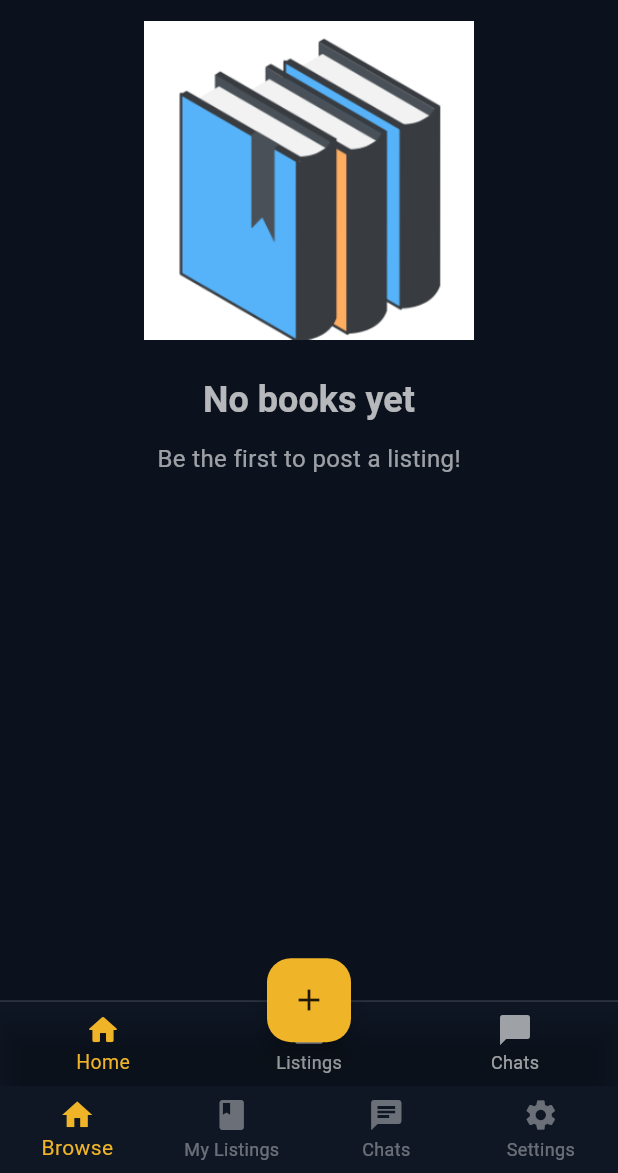
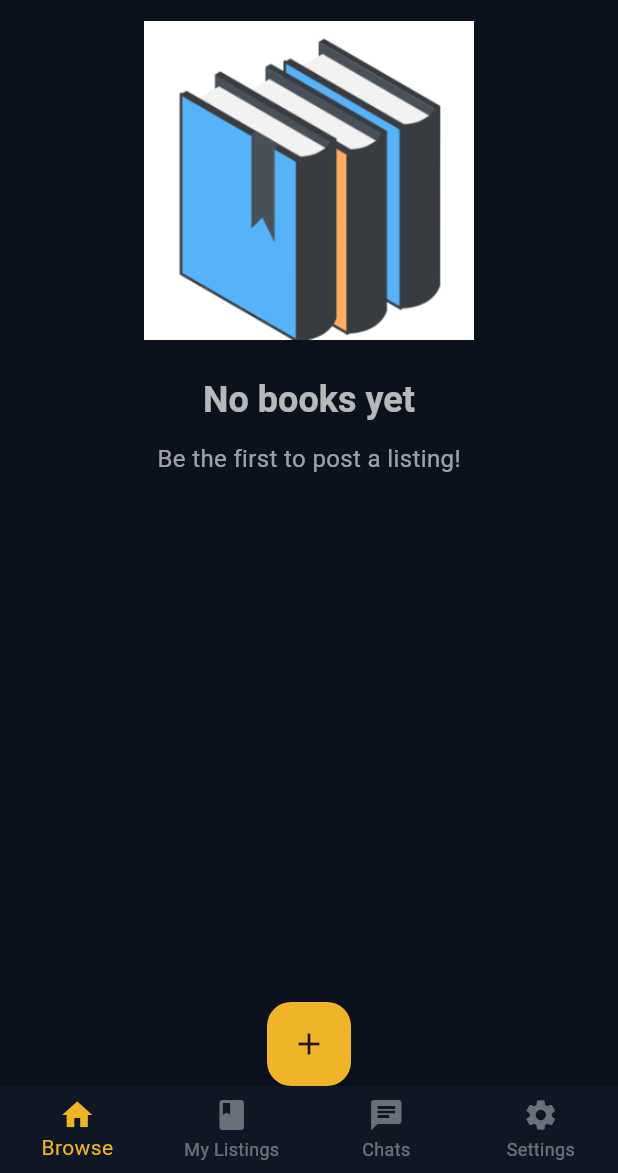
Before and after one commit to kelvintawe12/individualproject2, a Flutter app: the screen it shows once a user with an empty profile is signed in, on a phone screen of 412 x 824 dp, the part 63-1236 px from its top. Run offline on Flutter 3.47's test engine with Material 3 defaults, Android fonts, the phone set to English and light mode, and no system bars; drawn by our look-alikes of pull_to_refresh; our stand-ins replace cloud_firestore, firebase_auth, firebase_core, firebase_storage, image_picker, lottie; accounts and stored records are empty; network calls fail.

Commit message:
refactor: Remove local BottomNavigationBar to prevent duplication in ListingsScreen

```diff
--- a/lib/screens/browse_screen.dart
+++ b/lib/screens/browse_screen.dart
@@ -297,7 +297,9 @@
         elevation: 6,
       ),
       floatingActionButtonLocation: FloatingActionButtonLocation.centerDocked,
-      bottomNavigationBar: const _BottomNavBar(currentIndex: 0),
+      // Bottom navigation is provided by the app shell (`app.dart`).
+      // Removing the local BottomNavigationBar to avoid a duplicated
+      // navigation bar when this screen is used inside the main Scaffold.
     );
   }
 
@@ -681,40 +683,3 @@
     );
   }
 }
-
-// ── Bottom Navigation Bar (polished) ─────────────────────────────
-class _BottomNavBar extends StatelessWidget {
-  final int currentIndex;
-  const _BottomNavBar({required this.currentIndex});
-
-  @override
-  Widget build(BuildContext context) {
-    return SafeArea(
-      top: false,
-      child: Container(
-        decoration: const BoxDecoration(
-          color: Color(0xFF0F1724),
-          border: Border(top: BorderSide(color: Colors.white12, width: 1.2)),
-        ),
-        child: BottomNavigationBar(
-          currentIndex: currentIndex,
-          backgroundColor: Colors.transparent,
-          unselectedItemColor: Colors.white60,
-          selectedItemColor: const Color(0xFFF0B429),
-          type: BottomNavigationBarType.fixed,
-          selectedFontSize: 13,
-          unselectedFontSize: 12,
-          showUnselectedLabels: true,
-          items: const <BottomNavigationBarItem>[
-            BottomNavigationBarItem(icon: Icon(Icons.home_rounded), label: 'Home'),
-            BottomNavigationBarItem(icon: Icon(Icons.list_alt_rounded), label: 'Listings'),
-            BottomNavigationBarItem(icon: Icon(Icons.chat_bubble_rounded), label: 'Chats'),
-          ],
-          onTap: (index) {
-            // Handle navigation
-          },
-        ),
-      ),
-    );
-  }
-}
```
